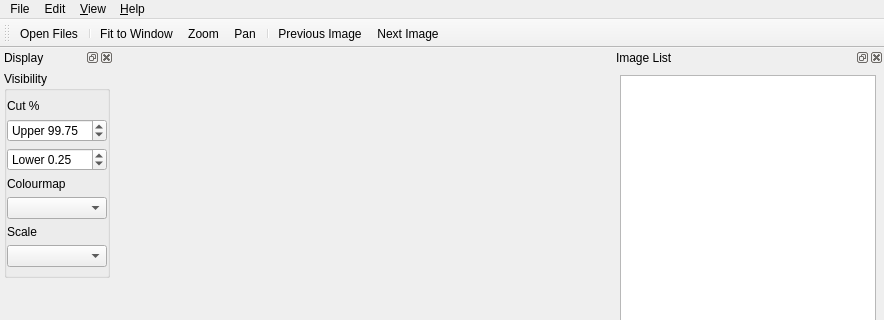
This is ui/viewer.ui in badders/pyfitsview as Qt 5 draws it before an edit; both pictures show x 0 to 884 and y 0 to 320 of the 884 by 681 pixel window. The edited form follows.
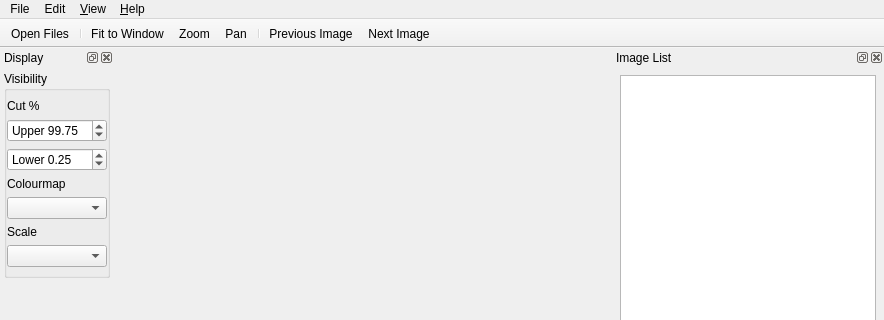
This is the edited form. Icons and pictures are not drawn.

```diff
--- a/ui/viewer.ui
+++ b/ui/viewer.ui
@@ -108,6 +108,9 @@
    <property name="windowTitle">
     <string>toolBar</string>
    </property>
+   <property name="movable">
+    <bool>false</bool>
+   </property>
    <property name="iconSize">
     <size>
      <width>24</width>
```
Left out of the diff: 3 changed lines with no effect on the pictures.
